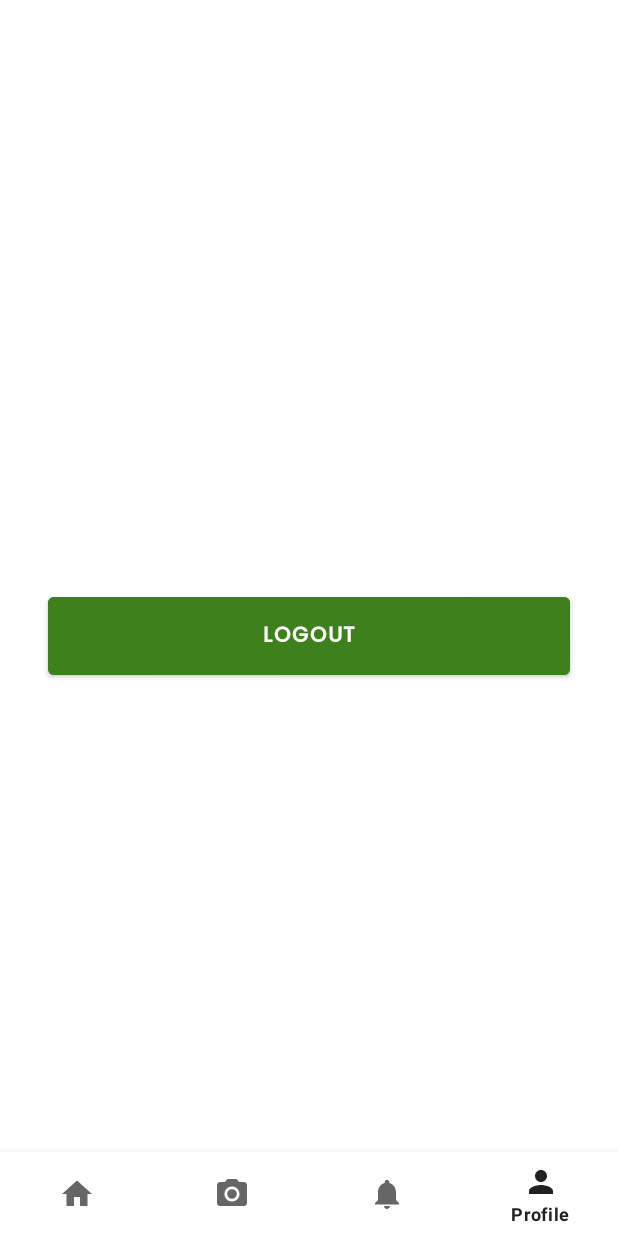
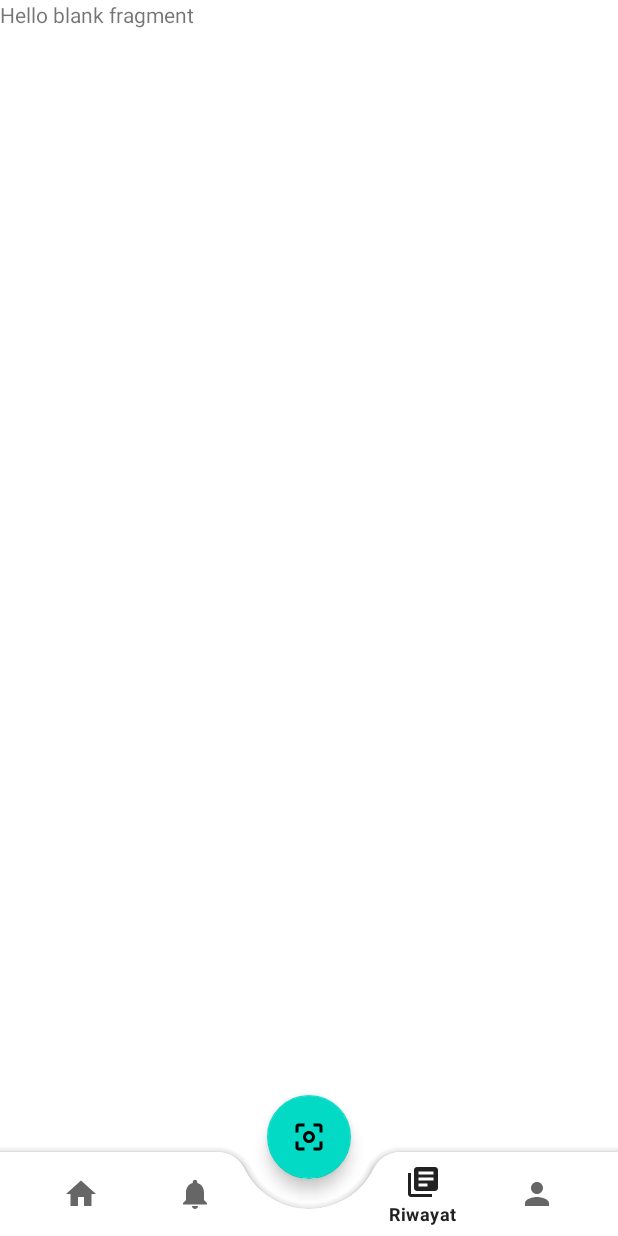
Before and after one commit to AdityaKarang/Sampahku, an Android app: the UserDashboardActivity screen opened directly, with no data from a screen before it, item 4 of the bottom bar chosen, on a phone screen of 412 x 824 dp. Run offline under Robolectric (Android 15) with nearby library versions, the phone set to English and light mode, and no system bars; our stand-ins replace Firebase (no records; nobody signed in at launch, a user with empty details on screens opened directly).

Commit message:
user admin

```diff
--- a/app/src/main/AndroidManifest.xml
+++ b/app/src/main/AndroidManifest.xml
@@ -10,6 +10,9 @@
         android:roundIcon="@mipmap/ic_launcher_round"
         android:supportsRtl="true"
         android:theme="@style/Theme.MaterialComponents.DayNight.DarkActionBar">
+        <activity
+            android:name=".view.role.user.activities.scan.ScanSampahActivity"
+            android:exported="false" />
         <activity
             android:name=".view.role.user.activities.tukarsampah.TukarSampahActivity"
             android:exported="false" />
--- a/app/src/main/java/com/adityakarang/sampahku/view/role/user/activities/dashboard/UserDashboardActivity.kt
+++ b/app/src/main/java/com/adityakarang/sampahku/view/role/user/activities/dashboard/UserDashboardActivity.kt
@@ -9,10 +9,13 @@ import android.view.WindowManager
 import androidx.fragment.app.Fragment
 import com.adityakarang.sampahku.R
 import com.adityakarang.sampahku.databinding.ActivityDashboardUserBinding
+import com.adityakarang.sampahku.view.auth.login.LoginActivity
 import com.adityakarang.sampahku.view.main.MainActivity
+import com.adityakarang.sampahku.view.role.user.activities.scan.ScanSampahActivity
 import com.adityakarang.sampahku.view.role.user.navigation.home.HomeFragment
 import com.adityakarang.sampahku.view.role.user.navigation.notifications.NotificationsFragment
 import com.adityakarang.sampahku.view.role.user.navigation.profile.ProfileFragment
+import com.adityakarang.sampahku.view.role.user.navigation.riwayat.RiwayatFragment
 import com.google.android.material.bottomnavigation.BottomNavigationView
 import com.google.firebase.auth.FirebaseAuth
 
@@ -27,12 +30,12 @@ class UserDashboardActivity : AppCompatActivity() {
                 moveToFragment(HomeFragment())
                 return@OnNavigationItemSelectedListener true
             }
-            R.id.navigation_camera ->{
+            R.id.navigation_notifications ->{
                 moveToFragment(NotificationsFragment())
                 return@OnNavigationItemSelectedListener true
             }
-            R.id.navigation_notifications ->{
-                moveToFragment(NotificationsFragment())
+            R.id.navigation_riwayat ->{
+                moveToFragment(RiwayatFragment())
                 return@OnNavigationItemSelectedListener true
             }
             R.id.navigation_profile ->{
@@ -58,6 +61,9 @@ class UserDashboardActivity : AppCompatActivity() {
         supportActionBar?.hide()
 
         auth = FirebaseAuth.getInstance()
+
+        binding.bottomNavigation.background = null
+        binding.bottomNavigation.menu.getItem(2).isEnabled = false
 //        userCheck()
 
 //        binding.btnLogout.setOnClickListener {
@@ -71,9 +77,20 @@ class UserDashboardActivity : AppCompatActivity() {
 
         moveToFragment(HomeFragment())
 
+        setAction()
+
+
     }
 
-
+    private fun setAction(){
+        binding.apply {
+            floating.setOnClickListener {
+                startActivity(Intent(this@UserDashboardActivity, ScanSampahActivity::class.java).apply {
+                    startActivity(this)
+                })
+            }
+        }
+    }
 //    private fun userCheck() {
 //        val firebaseUser = auth.currentUser
 //        if (firebaseUser == null){
--- /dev/null
+++ b/app/src/main/java/com/adityakarang/sampahku/view/role/user/navigation/riwayat/RiwayatFragment.kt
@@ -0,0 +1,28 @@
+package com.adityakarang.sampahku.view.role.user.navigation.riwayat
+
+import android.os.Bundle
+import androidx.fragment.app.Fragment
+import android.view.LayoutInflater
+import android.view.View
+import android.view.ViewGroup
+import com.adityakarang.sampahku.R
+import com.adityakarang.sampahku.databinding.FragmentProfileBinding
+import com.adityakarang.sampahku.databinding.FragmentRiwayatBinding
+
+class RiwayatFragment : Fragment() {
+
+    private var binding: FragmentRiwayatBinding? = null
+
+
+    override fun onCreateView(
+        inflater: LayoutInflater, container: ViewGroup?,
+        savedInstanceState: Bundle?
+    ): View? {
+        binding = FragmentRiwayatBinding.inflate(
+            inflater,
+            container,
+            false
+        )
+        return binding?.root    }
+
+}
--- /dev/null
+++ b/app/src/main/res/drawable/ic_baseline_document_scanner_24.xml
@@ -0,0 +1,5 @@
+<vector android:height="24dp" android:tint="#C4c4c4"
+    android:viewportHeight="24" android:viewportWidth="24"
+    android:width="24dp" xmlns:android="http://schemas.android.com/apk/res/android">
+    <path android:fillColor="@android:color/white" android:pathData="M7,3H4v3H2V1h5V3zM22,6V1h-5v2h3v3H22zM7,21H4v-3H2v5h5V21zM20,18v3h-3v2h5v-5H20zM19,18c0,1.1 -0.9,2 -2,2H7c-1.1,0 -2,-0.9 -2,-2V6c0,-1.1 0.9,-2 2,-2h10c1.1,0 2,0.9 2,2V18zM15,8H9v2h6V8zM15,11H9v2h6V11zM15,14H9v2h6V14z"/>
+</vector>
--- /dev/null
+++ b/app/src/main/res/drawable/ic_img_view.xml
@@ -0,0 +1,5 @@
+<vector android:height="24dp" android:tint="@color/green"
+    android:viewportHeight="24" android:viewportWidth="24"
+    android:width="24dp" xmlns:android="http://schemas.android.com/apk/res/android">
+    <path android:fillColor="@android:color/white" android:pathData="M21,19V5c0,-1.1 -0.9,-2 -2,-2H5c-1.1,0 -2,0.9 -2,2v14c0,1.1 0.9,2 2,2h14c1.1,0 2,-0.9 2,-2zM8.5,13.5l2.5,3.01L14.5,12l4.5,6H5l3.5,-4.5z"/>
+</vector>
--- /dev/null
+++ b/app/src/main/res/drawable/ic_riwayat.xml
@@ -0,0 +1,11 @@
+<vector xmlns:android="http://schemas.android.com/apk/res/android"
+    android:width="24dp"
+    android:height="24dp"
+    android:viewportWidth="24"
+    android:viewportHeight="24"
+    android:tint="?attr/colorControlNormal"
+    android:autoMirrored="true">
+  <path
+      android:fillColor="@android:color/white"
+      android:pathData="M4,6L2,6v14c0,1.1 0.9,2 2,2h14v-2L4,20L4,6zM20,2L8,2c-1.1,0 -2,0.9 -2,2v12c0,1.1 0.9,2 2,2h12c1.1,0 2,-0.9 2,-2L22,4c0,-1.1 -0.9,-2 -2,-2zM19,11L9,11L9,9h10v2zM15,15L9,15v-2h6v2zM19,7L9,7L9,5h10v2z"/>
+</vector>
--- /dev/null
+++ b/app/src/main/res/drawable/ic_scan.xml
@@ -0,0 +1,5 @@
+<vector android:height="24dp" android:tint="#ffffff"
+    android:viewportHeight="24" android:viewportWidth="24"
+    android:width="24dp" xmlns:android="http://schemas.android.com/apk/res/android">
+    <path android:fillColor="@android:color/white" android:pathData="M5,15L3,15v4c0,1.1 0.9,2 2,2h4v-2L5,19v-4zM5,5h4L9,3L5,3c-1.1,0 -2,0.9 -2,2v4h2L5,5zM19,3h-4v2h4v4h2L21,5c0,-1.1 -0.9,-2 -2,-2zM19,19h-4v2h4c1.1,0 2,-0.9 2,-2v-4h-2v4zM12,8c-2.21,0 -4,1.79 -4,4s1.79,4 4,4 4,-1.79 4,-4 -1.79,-4 -4,-4zM12,14c-1.1,0 -2,-0.9 -2,-2s0.9,-2 2,-2 2,0.9 2,2 -0.9,2 -2,2z"/>
+</vector>
--- a/app/src/main/res/layout/activity_dashboard_user.xml
+++ b/app/src/main/res/layout/activity_dashboard_user.xml
@@ -1,5 +1,5 @@
 <?xml version="1.0" encoding="utf-8"?>
-<androidx.constraintlayout.widget.ConstraintLayout xmlns:android="http://schemas.android.com/apk/res/android"
+<androidx.coordinatorlayout.widget.CoordinatorLayout xmlns:android="http://schemas.android.com/apk/res/android"
     xmlns:app="http://schemas.android.com/apk/res-auto"
     xmlns:tools="http://schemas.android.com/tools"
     android:layout_width="match_parent"
@@ -15,15 +15,40 @@
         app:layout_constraintEnd_toEndOf="parent"
         />
 
+    <com.google.android.material.bottomappbar.BottomAppBar
+        android:id="@+id/bottomAppbar"
+        android:layout_width="match_parent"
+        android:layout_height="wrap_content"
+        app:fabCradleMargin="20dp"
+        app:fabCradleVerticalOffset="10dp"
+        app:fabCradleRoundedCornerRadius="20dp"
+        android:layout_gravity="bottom">
+
+        <com.google.android.material.bottomnavigation.BottomNavigationView
+            android:id="@+id/bottomNavigation"
+            android:layout_width="match_parent"
+            android:layout_height="match_parent"
+            android:layout_marginEnd="16dp"
+            android:background="@android:color/transparent"
+            app:menu="@menu/bottom_nav_menu" />
+
+
+    </com.google.android.material.bottomappbar.BottomAppBar>
+
+    <com.google.android.material.floatingactionbutton.FloatingActionButton
+        android:id="@+id/floating"
+        android:layout_width="wrap_content"
+        android:layout_height="wrap_content"
+        android:elevation="35dp"
+        android:tint="@color/white"
+        android:clickable="true"
+        android:focusable="true"
+        app:srcCompat="@drawable/ic_scan"
+        app:layout_anchor="@+id/bottomAppbar"/>
 
 
 
-    <com.google.android.material.bottomnavigation.BottomNavigationView
-        android:id="@+id/bottomNavigation"
-        android:layout_width="match_parent"
-        android:layout_height="wrap_content"
-        android:background="?android:attr/windowBackground"
-        app:layout_constraintBottom_toBottomOf="parent"
-        app:menu="@menu/bottom_nav_menu" />
 
-</androidx.constraintlayout.widget.ConstraintLayout>
+
+
+</androidx.coordinatorlayout.widget.CoordinatorLayout>
--- /dev/null
+++ b/app/src/main/res/layout/fragment_riwayat.xml
@@ -0,0 +1,14 @@
+<?xml version="1.0" encoding="utf-8"?>
+<FrameLayout xmlns:android="http://schemas.android.com/apk/res/android"
+    xmlns:tools="http://schemas.android.com/tools"
+    android:layout_width="match_parent"
+    android:layout_height="match_parent"
+    tools:context=".view.role.user.navigation.riwayat.RiwayatFragment">
+
+    <!-- TODO: Update blank fragment layout -->
+    <TextView
+        android:layout_width="match_parent"
+        android:layout_height="match_parent"
+        android:text="@string/hello_blank_fragment" />
+
+</FrameLayout>
--- a/app/src/main/res/menu/bottom_nav_menu.xml
+++ b/app/src/main/res/menu/bottom_nav_menu.xml
@@ -7,14 +7,18 @@
         android:title="@string/title_home" />
 
     <item
-        android:id="@+id/navigation_camera"
-        android:icon="@drawable/ic_camera"
-        android:title="@string/camera" />
-
-    <item
         android:id="@+id/navigation_notifications"
         android:icon="@drawable/ic_notifications_black_24dp"
         android:title="@string/title_notifications" />
+
+    <item
+        android:id="@+id/placeholder"
+        android:title="" />
+
+    <item
+        android:id="@+id/navigation_riwayat"
+        android:icon="@drawable/ic_riwayat"
+        android:title="@string/riwayat" />
     <item
         android:id="@+id/navigation_profile"
         android:icon="@drawable/ic_person"
--- a/app/src/main/res/values/colors.xml
+++ b/app/src/main/res/values/colors.xml
@@ -7,7 +7,7 @@
     <color name="black">#FF000000</color>
     <color name="white">#FFFFFFFF</color>
     <color name="green">#3E801B</color>
-    <color name="green_light">#58FF00</color>
+    <color name="green_light">#76FF03</color>
     <color name="grey">#B5B5B5</color>
     <color name="bluelight">#9CB2FF</color>
 
--- a/app/src/main/res/values/strings.xml
+++ b/app/src/main/res/values/strings.xml
@@ -68,6 +68,7 @@
     <string name="title_notifications">Notifications</string>
     <string name="camera">Camera</string>
     <string name="profile">Profile</string>
+    <string name="riwayat">Riwayat</string>
     <string name="title_activity_main">Sampahku</string>
     <string name="informasi_sampah">Informasi Sampah</string>
     <!-- TODO: Remove or change this placeholder text -->
```
Also changed, not shown: app/src/main/java/com/adityakarang/sampahku/view/role/user/activities/scan/ScanSampahActivity.kt (added, +19 -0 lines), app/src/main/res/layout/activity_scan_sampah.xml (added, +98 -0 lines), app/src/main/res/navigation/mobile_navigation.xml (+5 -5 lines).
